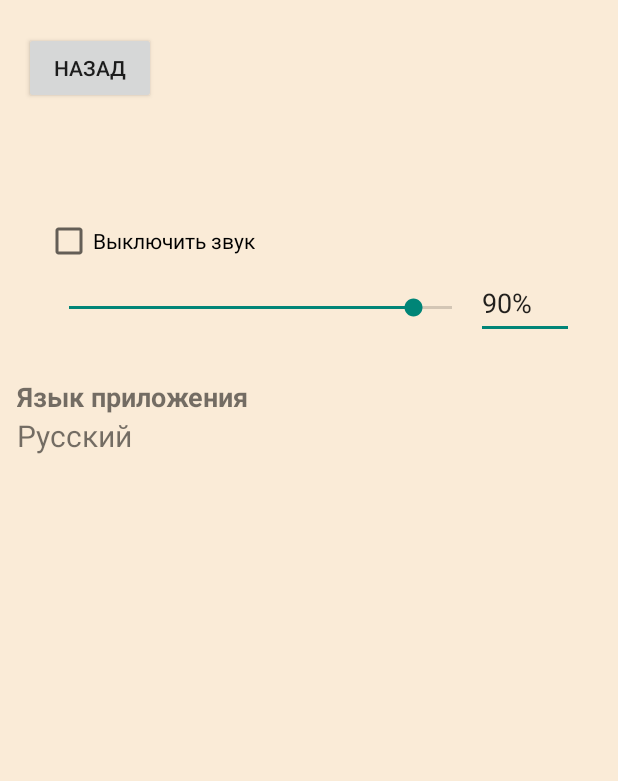
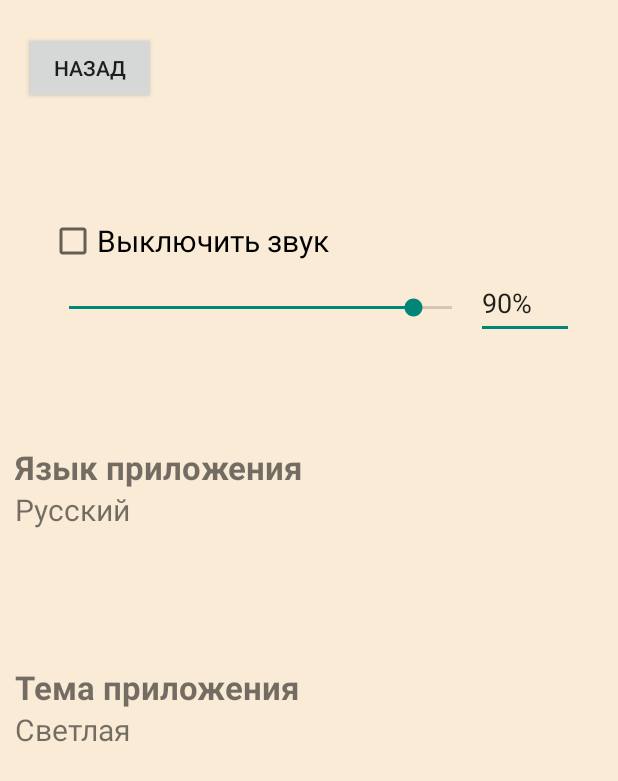
Before and after one commit to TheIzvorg/Encode, an Android app: the SettingsActivity screen opened directly, with no data from a screen before it, on a phone screen of 412 x 824 dp. Shown: the top 781 px of the screen. Run offline under Robolectric (Android 15) with nearby library versions, the light colour scheme and no system bars.

Commit message:
24.10.21

```diff
--- a/app/src/main/AndroidManifest.xml
+++ b/app/src/main/AndroidManifest.xml
@@ -21,7 +21,7 @@
         <activity android:name=".EncodeActivity" />
         <activity android:name=".MenuActivity" />
         <activity android:name=".MainActivity" />
-        <activity android:name=".SettingsActivity" />
+        <activity android:name=".SettingsActivity"/>
     </application>
 
 </manifest>
--- a/app/src/main/java/com/example/encode_isp95vb_rubanov/SettingsActivity.java
+++ b/app/src/main/java/com/example/encode_isp95vb_rubanov/SettingsActivity.java
@@ -2,6 +2,7 @@ package com.example.encode_isp95vb_rubanov;
 
 import android.app.Activity;
 import android.app.AlertDialog;
+import android.content.Context;
 import android.content.DialogInterface;
 import android.content.Intent;
 import android.content.res.Configuration;
@@ -19,6 +20,8 @@ import android.widget.Toast;
 import androidx.annotation.Nullable;
 import androidx.annotation.RequiresApi;
 import androidx.appcompat.app.AppCompatActivity;
+import androidx.appcompat.app.AppCompatDelegate;
+import androidx.appcompat.view.ContextThemeWrapper;
 
 import java.util.Locale;
 
@@ -27,6 +30,11 @@ public class SettingsActivity extends AppCompatActivity {
     CheckBox checkBox;
     TextView textBox_AudioVolume;
     SeekBar seekBar;
+
+
+    public static void setTheme(Context baseContext) {
+        Context themedContext = new ContextThemeWrapper(baseContext, R.style.Theme_Encode_ISP95VB_Rubanov);
+    }
 
     public static void setLocale(Activity activity, String languageCode) {
         Locale locale = new Locale(languageCode);
@@ -120,6 +128,7 @@ public class SettingsActivity extends AppCompatActivity {
             }
         }
 
+
         dialog.setSingleChoiceItems(lang, currentLocaleId, new DialogInterface.OnClickListener() {
             @Override
             public void onClick(DialogInterface dialogInterface, int checkedItem) {
@@ -154,4 +163,30 @@ public class SettingsActivity extends AppCompatActivity {
         Intent intent = new Intent(this, MenuActivity.class);
         startActivity(intent);
     }
+
+    public void onClickChangeTheme(View view) {
+        String[] lang = {getResources().getString(R.string.Light),
+                getResources().getString(R.string.Dark)};
+
+        AlertDialog.Builder dialog = new AlertDialog.Builder(this);
+        dialog.setTitle(R.string.TextBox_ChooseLang);
+
+        dialog.setSingleChoiceItems(lang, 0, new DialogInterface.OnClickListener() {
+            @Override
+            public void onClick(DialogInterface dialogInterface, int checkedItem) {
+                int newLang = 0;
+                switch (checkedItem){
+                    case 0:
+//                        setTheme(AppCompatDelegate.MODE_NIGHT_NO);
+                        break;
+                    case 1:
+//                        setTheme(AppCompatDelegate.MODE_NIGHT_YES);
+                        break;
+                }
+                dialogInterface.cancel();
+            }
+        });
+        AlertDialog alert = dialog.create();
+        alert.show();
+    }
 }
--- a/app/src/main/res/layout/activity_settings.xml
+++ b/app/src/main/res/layout/activity_settings.xml
@@ -5,6 +5,19 @@
     android:layout_width="match_parent"
     android:layout_height="match_parent"
     android:background="@color/AntiqueWhite">
+
+    <Button
+        android:id="@+id/btn_Settings_Back"
+        android:layout_width="wrap_content"
+        android:layout_height="wrap_content"
+        android:onClick="onClickBack"
+        android:text="@string/Back"
+        app:layout_constraintBottom_toTopOf="@+id/checkBox"
+        app:layout_constraintEnd_toEndOf="parent"
+        app:layout_constraintHorizontal_bias="0.049"
+        app:layout_constraintStart_toStartOf="parent"
+        app:layout_constraintTop_toTopOf="parent"
+        app:layout_constraintVertical_bias="0.238" />
 
     <SeekBar
         android:id="@+id/seekBar"
@@ -38,14 +51,16 @@
         android:layout_height="wrap_content"
         android:minHeight="48dp"
         android:text="@string/CheckBoxVolumeOff"
+        android:textSize="20sp"
         app:layout_constraintBottom_toTopOf="@+id/seekBar"
         app:layout_constraintEnd_toEndOf="parent"
-        app:layout_constraintHorizontal_bias="0.111"
+        app:layout_constraintHorizontal_bias="0.144"
         app:layout_constraintStart_toStartOf="parent"
         app:layout_constraintTop_toTopOf="parent"
         app:layout_constraintVertical_bias="1.0" />
 
     <androidx.constraintlayout.widget.ConstraintLayout
+        android:id="@+id/changeLangBtn"
         android:layout_width="0dp"
         android:layout_height="100dp"
         android:onClick="onClickChangeLang"
@@ -54,14 +69,14 @@
         app:layout_constraintHorizontal_bias="0.0"
         app:layout_constraintStart_toStartOf="parent"
         app:layout_constraintTop_toBottomOf="@+id/seekBar"
-        app:layout_constraintVertical_bias="0.021">
+        app:layout_constraintVertical_bias="0.112">
 
         <TextView
             android:id="@+id/textBox_ChooseLanguage"
             android:layout_width="wrap_content"
             android:layout_height="wrap_content"
             android:text="@string/TextBox_ChooseLang"
-            android:textSize="18sp"
+            android:textSize="22sp"
             android:textStyle="bold"
             app:layout_constraintBottom_toBottomOf="parent"
             app:layout_constraintEnd_toEndOf="parent"
@@ -78,23 +93,50 @@
             android:textSize="20sp"
             app:layout_constraintBottom_toBottomOf="parent"
             app:layout_constraintEnd_toEndOf="parent"
-            app:layout_constraintHorizontal_bias="0.033"
+            app:layout_constraintHorizontal_bias="0.03"
             app:layout_constraintStart_toStartOf="parent"
             app:layout_constraintTop_toBottomOf="@+id/textBox_ChooseLanguage"
             app:layout_constraintVertical_bias="0.0" />
     </androidx.constraintlayout.widget.ConstraintLayout>
 
-    <Button
-        android:id="@+id/btn_Settings_Back"
-        android:layout_width="wrap_content"
-        android:layout_height="wrap_content"
-        android:onClick="onClickBack"
-        android:text="@string/Back"
-        app:layout_constraintBottom_toTopOf="@+id/checkBox"
+    <androidx.constraintlayout.widget.ConstraintLayout
+        android:id="@+id/changeThemeBtn"
+        android:layout_width="0dp"
+        android:layout_height="100dp"
+        android:onClick="onClickChangeTheme"
+        app:layout_constraintBottom_toBottomOf="parent"
         app:layout_constraintEnd_toEndOf="parent"
-        app:layout_constraintHorizontal_bias="0.049"
+        app:layout_constraintHorizontal_bias="0.0"
         app:layout_constraintStart_toStartOf="parent"
-        app:layout_constraintTop_toTopOf="parent"
-        app:layout_constraintVertical_bias="0.238" />
+        app:layout_constraintTop_toBottomOf="@+id/changeLangBtn"
+        app:layout_constraintVertical_bias="0.136">
+
+        <TextView
+            android:id="@+id/textBox_ChooseTheme"
+            android:layout_width="wrap_content"
+            android:layout_height="wrap_content"
+            android:text="@string/Theme"
+            android:textSize="22sp"
+            android:textStyle="bold"
+            app:layout_constraintBottom_toBottomOf="parent"
+            app:layout_constraintEnd_toEndOf="parent"
+            app:layout_constraintHorizontal_bias="0.045"
+            app:layout_constraintStart_toStartOf="parent"
+            app:layout_constraintTop_toTopOf="parent"
+            app:layout_constraintVertical_bias="0.197" />
+
+        <TextView
+            android:id="@+id/textBox_ChoosedTheme"
+            android:layout_width="wrap_content"
+            android:layout_height="wrap_content"
+            android:text="@string/Light"
+            android:textSize="20sp"
+            app:layout_constraintBottom_toBottomOf="parent"
+            app:layout_constraintEnd_toEndOf="parent"
+            app:layout_constraintHorizontal_bias="0.03"
+            app:layout_constraintStart_toStartOf="parent"
+            app:layout_constraintTop_toBottomOf="@+id/textBox_ChooseTheme"
+            app:layout_constraintVertical_bias="0.0" />
+    </androidx.constraintlayout.widget.ConstraintLayout>
 
 </androidx.constraintlayout.widget.ConstraintLayout>
--- /dev/null
+++ b/app/src/main/res/values-night/colors.xml
@@ -0,0 +1,12 @@
+<?xml version="1.0" encoding="utf-8"?>
+<resources>
+    <color name="purple_200">#FFBB86FC</color>
+    <color name="purple_500">#FF6200EE</color>
+    <color name="purple_700">#FF3700B3</color>
+    <color name="teal_200">#FF03DAC5</color>
+    <color name="teal_700">#FF018786</color>
+    <color name="white">#FF000000</color>
+    <color name="black">#FFFFFFFF</color>
+    <color name="AntiqueWhite">#FF000000</color>
+
+</resources>
--- a/app/src/main/res/values-night/themes.xml
+++ b/app/src/main/res/values-night/themes.xml
@@ -1,6 +1,6 @@
 <resources xmlns:tools="http://schemas.android.com/tools">
     <!-- Base application theme. -->
-    <style name="Theme.Encode_ISP95VB_Rubanov" parent="Theme.AppCompat.Light.NoActionBar">
+    <style name="Theme.Encode_ISP95VB_Rubanov" parent="Theme.AppCompat.DayNight.NoActionBar">
         <!-- Primary brand color. -->
         <item name="colorPrimary">@color/purple_500</item>
         <item name="colorPrimaryVariant">@color/purple_700</item>
--- a/app/src/main/res/values/strings.xml
+++ b/app/src/main/res/values/strings.xml
@@ -22,5 +22,9 @@
     <string name="EncodeAct">Зашифровка</string>
     <string name="DecodeAct">Расшифровка</string>
     <string name="Result">Результат</string>
+    <string name="Theme">Тема приложения</string>
+    <string name="Light">Светлая</string>
+    <string name="Dark">Тёмная</string>
+
 
 </resources>
```
Also changed, not shown: 1 other file.
